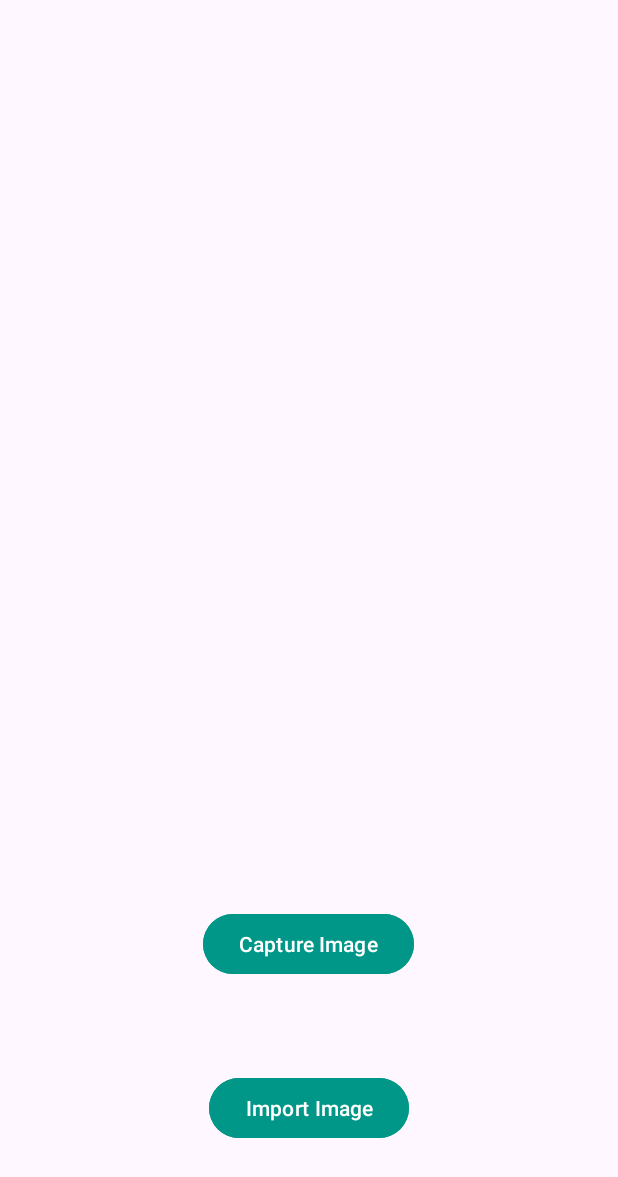
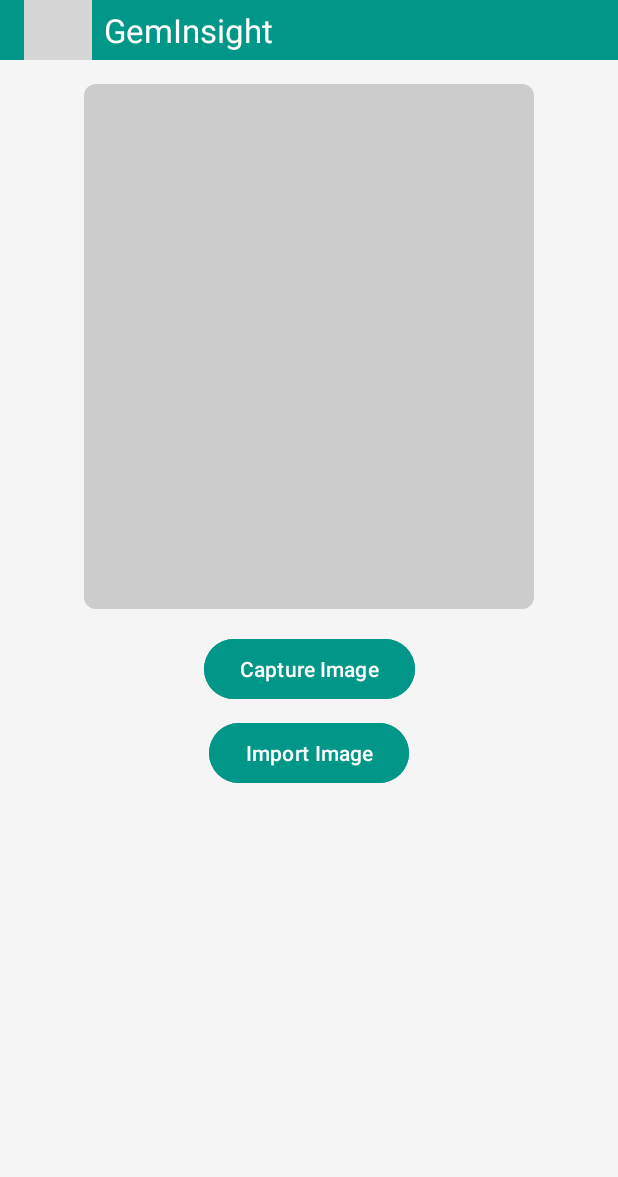
Before and after one commit to ShivaniKolanu/geminiUnifiedReview, an Android app: the screen it shows after launch (MainActivity), on a phone screen of 412 x 824 dp. Shown: the top 1177 px of the screen. Run offline under Robolectric (Android 15) with nearby library versions, the phone set to English and light mode, and no system bars; libraries missing offline, so code that uses them is left out: com.google.ai.client; 1 statement that could not run was skipped; grey boxes are pictures that could not be loaded.

Commit message:
Style changes for the app

```diff
--- /dev/null
+++ b/src/main/res/drawable/image_background.xml
@@ -0,0 +1,6 @@
+<?xml version="1.0" encoding="utf-8"?>
+<shape xmlns:android="http://schemas.android.com/apk/res/android">
+    <solid android:color="#CCCCCC"/>
+    <corners android:radius="8dp"/>
+
+</shape>
--- a/src/main/res/layout/activity_main.xml
+++ b/src/main/res/layout/activity_main.xml
@@ -5,55 +5,96 @@
     android:id="@+id/main"
     android:layout_width="match_parent"
     android:layout_height="match_parent"
+    android:background="#F5F5F5"
     tools:context=".MainActivity">
 
+    <!-- Container for title and icon -->
+    <LinearLayout
+        android:id="@+id/titleLayout"
+        android:layout_width="0dp"
+        android:layout_height="wrap_content"
+        android:background="#009688"
+        android:gravity="center_vertical"
+        android:orientation="horizontal"
+        android:paddingStart="16dp"
+        android:paddingEnd="16dp"
+        app:layout_constraintEnd_toEndOf="parent"
+        app:layout_constraintStart_toStartOf="parent"
+        app:layout_constraintTop_toTopOf="parent">
 
-    <!-- Tag for showing the captured image frame   -->
+        <!-- Icon -->
+        <ImageView
+            android:id="@+id/appIcon"
+            android:layout_width="45dp"
+            android:layout_height="40dp"
+            android:layout_marginEnd="8dp"
+            android:contentDescription="imageViewTitle"
+            android:src="@drawable/geminsight_icon"
+
+            />
+
+        <!-- Title -->
+        <TextView
+            android:id="@+id/titleTextView"
+            android:layout_width="wrap_content"
+            android:layout_height="wrap_content"
+            android:scaleType="centerCrop"
+            android:text="@string/geminsight"
+            android:textColor="#FFFFFF"
+            android:textSize="22sp" />
+
+    </LinearLayout>
+
+    <!-- ImageView for showing the captured image frame -->
     <ImageView
         android:id="@+id/captureImageView"
         android:layout_width="300dp"
         android:layout_height="350dp"
+        android:layout_marginTop="16dp"
         android:contentDescription="@string/captured"
-        app:layout_constraintBottom_toBottomOf="parent"
-        app:layout_constraintEnd_toEndOf="parent"
+        android:background="@drawable/image_background"
+        android:scaleType="centerCrop"
+        app:layout_constraintTop_toBottomOf="@+id/titleLayout"
+        app:layout_constraintBottom_toTopOf="@+id/captureImageButton"
         app:layout_constraintStart_toStartOf="parent"
-        app:layout_constraintTop_toTopOf="parent" />
+        app:layout_constraintEnd_toEndOf="parent" />
 
-    <!-- Tag for creating a button to capture image   -->
-
-    <!-- Tag for creating a button to import image from gallery   -->
+    <!-- Button to capture image -->
     <Button
         android:id="@+id/captureImageButton"
         android:layout_width="wrap_content"
         android:layout_height="wrap_content"
+        android:layout_marginTop="16dp"
         android:backgroundTint="#009688"
         android:text="@string/capture_image"
-        app:layout_constraintBottom_toBottomOf="parent"
+        android:textColor="#FFFFFF"
+        app:layout_constraintTop_toBottomOf="@+id/captureImageView"
         app:layout_constraintEnd_toEndOf="parent"
-        app:layout_constraintHorizontal_bias="0.498"
-        app:layout_constraintStart_toStartOf="parent"
-        app:layout_constraintTop_toBottomOf="@+id/captureImageView"
-        app:layout_constraintVertical_bias="0.094" />
+        app:layout_constraintStart_toStartOf="parent" />
 
+    <!-- Button to import image from gallery -->
     <Button
         android:id="@+id/importImageButton"
         android:layout_width="wrap_content"
         android:layout_height="wrap_content"
+        android:layout_marginTop="8dp"
         android:backgroundTint="#009688"
         android:text="@string/import_image"
-        app:layout_constraintBottom_toBottomOf="parent"
+        android:textColor="#FFFFFF"
+        app:layout_constraintTop_toBottomOf="@+id/captureImageButton"
         app:layout_constraintEnd_toEndOf="parent"
-        app:layout_constraintStart_toStartOf="parent"
-        app:layout_constraintTop_toBottomOf="@+id/captureImageButton"/>
+        app:layout_constraintStart_toStartOf="parent" />
 
-    <!-- New Button to trigger function after image is captured or imported -->
+    <!-- Button to trigger function after image is captured or imported -->
     <Button
         android:id="@+id/triggerFunctionButton"
         android:layout_width="wrap_content"
         android:layout_height="wrap_content"
+        android:layout_marginTop="16dp"
         android:visibility="gone"
         android:backgroundTint="#FF5722"
-        android:text="@string/trigger_function"
+        android:text="Search for Reviews"
+        android:textColor="#FFFFFF"
         app:layout_constraintTop_toBottomOf="@+id/importImageButton"
         app:layout_constraintEnd_toEndOf="parent"
         app:layout_constraintStart_toStartOf="parent" />
--- a/src/main/res/values/ic_launcher_background.xml
+++ b/src/main/res/values/ic_launcher_background.xml
@@ -1,4 +1,4 @@
 <?xml version="1.0" encoding="utf-8"?>
 <resources>
-    <color name="ic_launcher_background">#0F0F5D</color>
+    <color name="ic_launcher_background">#009688</color>
 </resources>
--- a/src/main/res/values/strings.xml
+++ b/src/main/res/values/strings.xml
@@ -4,4 +4,5 @@
     <string name="captured">captured</string>
     <string name="import_image">Import Image</string>
     <string name="trigger_function">Trigger Function</string>
+    <string name="geminsight">GemInsight</string>
 </resources>
```
Also changed, not shown: src/main/ic_launcher-playstore.png, src/main/res/drawable/gemInsight_icon.png (added), src/main/res/mipmap-hdpi/ic_launcher.webp, src/main/res/mipmap-hdpi/ic_launcher_round.webp, src/main/res/mipmap-mdpi/ic_launcher.webp, src/main/res/mipmap-mdpi/ic_launcher_round.webp, src/main/res/mipmap-xhdpi/ic_launcher.webp, src/main/res/mipmap-xhdpi/ic_launcher_round.webp, src/main/res/mipmap-xxhdpi/ic_launcher.webp, src/main/res/mipmap-xxhdpi/ic_launcher_round.webp, src/main/res/mipmap-xxxhdpi/ic_launcher.webp, src/main/res/mipmap-xxxhdpi/ic_launcher_round.webp.
